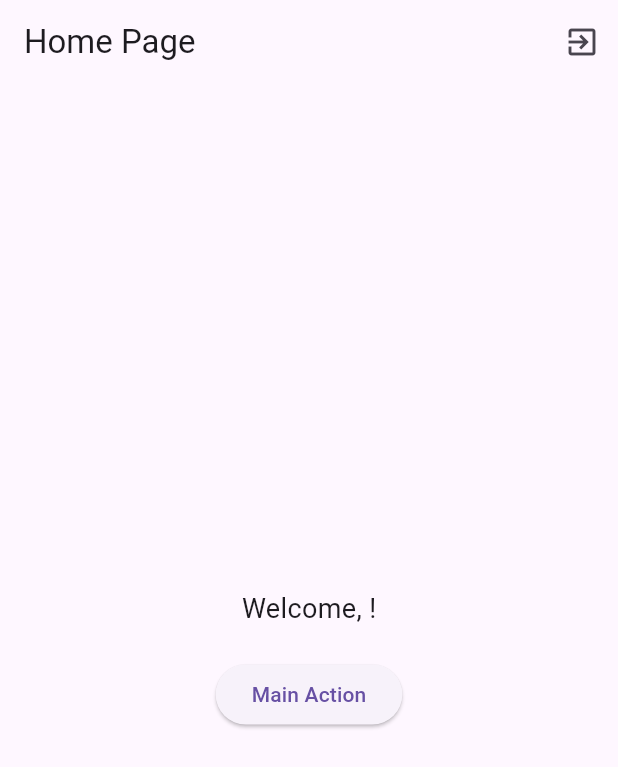
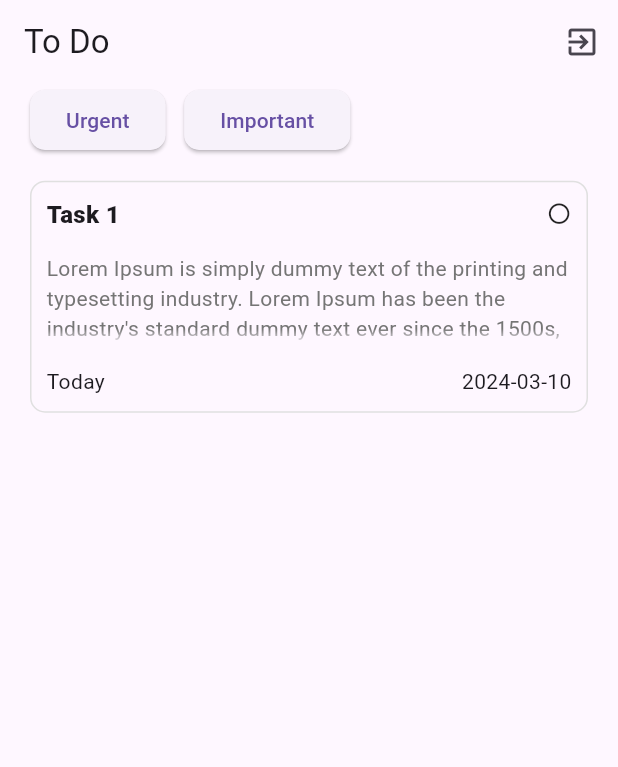
Before and after one commit to voyzon/Nimbus, a Flutter app: the HomePage screen opened directly with empty values, on a phone screen of 412 x 824 dp. Shown: the top 767 px of the screen. Run offline on Flutter 3.47's test engine with Material 3 defaults, Android fonts, the phone set to English and light mode, and no system bars; our stand-ins replace cloud_firestore, firebase_auth, firebase_core, google_sign_in, logger; accounts and stored records are empty; generated files the repository leaves out were written again.

Commit message:
Added homepage basic layout

```diff
--- a/lib/Authentication/authService.dart
+++ b/lib/Authentication/authService.dart
@@ -45,7 +45,8 @@ class AuthService {
   Future<Model.User?> getCurrentUser() async {
     final User? user = _auth.currentUser;
     // Add user to firestore if not exists
-    final firestoreUser = await users.doc(user!.uid).get();
+    if (user == null) return null;
+    final firestoreUser = await users.doc(user.uid).get();
     if (!firestoreUser.exists) {
       final Model.User modelUser = Model.User(
         createdAt: DateTime.now(),
--- /dev/null
+++ b/lib/common/taskWidget.dart
@@ -0,0 +1,77 @@
+import 'package:flutter/cupertino.dart';
+import 'package:flutter/material.dart';
+import 'package:flutter/widgets.dart';
+import 'package:intl/intl.dart';
+import 'package:voyzon/models/task.dart';
+
+class TaskWidget extends StatefulWidget {
+  final Task task;
+  const TaskWidget({super.key, required this.task});
+
+  @override
+  State<TaskWidget> createState() => _TaskWidgetState();
+}
+
+class _TaskWidgetState extends State<TaskWidget> {
+  final f = DateFormat('yyyy-MM-dd');
+  @override
+  Widget build(BuildContext context) {
+    return Container(
+      margin: EdgeInsets.symmetric(
+          vertical: MediaQuery.of(context).size.height * 0.02),
+      padding: const EdgeInsets.all(10),
+      decoration: BoxDecoration(
+        border: Border.all(
+          color: Colors.grey.shade300,
+        ),
+        borderRadius: BorderRadius.circular(10),
+      ),
+      child: Column(
+        mainAxisAlignment: MainAxisAlignment.spaceAround,
+        children: [
+          Row(
+            mainAxisAlignment: MainAxisAlignment.spaceBetween,
+            children: [
+              Text(
+                widget.task.title!,
+                style: const TextStyle(
+                  fontWeight: FontWeight.w800,
+                  fontSize: 16,
+                ),
+              ),
+              InkWell(
+                onTap: () {},
+                child: Icon(
+                  Icons.circle_outlined,
+                  size: MediaQuery.of(context).size.height * 0.02,
+                ),
+              )
+            ],
+          ),
+          SizedBox(
+            height: MediaQuery.of(context).size.height * 0.018,
+          ),
+          Text(
+            widget.task.description!,
+            maxLines: 3,
+            style: TextStyle(
+              color: Colors.grey.shade600,
+              fontSize: 14,
+              overflow: TextOverflow.fade,
+            ),
+          ),
+          SizedBox(
+            height: MediaQuery.of(context).size.height * 0.018,
+          ),
+          Row(
+            mainAxisAlignment: MainAxisAlignment.spaceBetween,
+            children: [
+              const Text("Today"),
+              Text(f.format(widget.task.dueDate!))
+            ],
+          )
+        ],
+      ),
+    );
+  }
+}
--- a/lib/screens/homePage.dart
+++ b/lib/screens/homePage.dart
@@ -1,5 +1,9 @@
+import 'package:flutter/cupertino.dart';
 import 'package:flutter/material.dart';
+import 'package:flutter/widgets.dart';
 import 'package:voyzon/authentication/authService.dart';
+import 'package:voyzon/common/taskWidget.dart';
+import 'package:voyzon/models/task.dart';
 import '../models/user.dart';
 
 class HomePage extends StatelessWidget {
@@ -11,7 +15,7 @@ class HomePage extends StatelessWidget {
   Widget build(BuildContext context) {
     return Scaffold(
       appBar: AppBar(
-        title: const Text('Home Page'),
+        title: const Text('To Do'),
         actions: [
           IconButton(
             icon: const Icon(Icons.exit_to_app),
@@ -21,18 +25,46 @@ class HomePage extends StatelessWidget {
           ),
         ],
       ),
-      body: Center(
+      body: Container(
+        margin: const EdgeInsets.fromLTRB(20, 0, 20, 0),
         child: Column(
-          mainAxisAlignment: MainAxisAlignment.center,
           children: [
-            Text(
-              'Welcome, ${user?.username ?? 'Guest'}!',
-              style: const TextStyle(fontSize: 18),
+            Row(
+              children: [
+                ElevatedButton(
+                  onPressed: () {},
+                  style: ElevatedButton.styleFrom(
+                    shape: RoundedRectangleBorder(
+                      borderRadius: BorderRadius.circular(10),
+                    ),
+                  ),
+                  child: const Text('Urgent'),
+                ),
+                SizedBox(width: MediaQuery.of(context).size.height * 0.015),
+                ElevatedButton(
+                    onPressed: () {},
+                    style: ElevatedButton.styleFrom(
+                      shape: RoundedRectangleBorder(
+                        borderRadius: BorderRadius.circular(10),
+                      ),
+                    ),
+                    child: const Text('Important'))
+              ],
             ),
-            const SizedBox(height: 20),
-            ElevatedButton(
-              onPressed: () {},
-              child: const Text('Main Action'),
+            // TODO: Add a ListView.builder to display tasks
+            Expanded(
+              child: ListView(
+                children: [
+                  TaskWidget(
+                    task: Task(
+                      title: "Task 1",
+                      description:
+                          "Lorem Ipsum is simply dummy text of the printing and typesetting industry. Lorem Ipsum has been the industry's standard dummy text ever since the 1500s, when an unknown printer took a galley of type and scrambled it to make a type specimen book. It has survived not only five centuries, but also the leap into electronic typesetting, remaining essentially unchanged. It was popularised in the 1960s with the release of Letraset sheets containing Lorem Ipsum passages, and more recently with desktop publishing software like Aldus PageMaker including versions of Lorem Ipsum.",
+                      dueDate: DateTime.now(),
+                    ),
+                  ),
+                ],
+              ),
             ),
           ],
         ),
--- a/lib/screens/signInPage.dart
+++ b/lib/screens/signInPage.dart
@@ -32,7 +32,7 @@ class _SignInPageState extends State<SignInPage> {
                 ),
               );
             } else {
-              // Handle unsuccessful sign-in
+              // TODO: Handle unsuccessful sign-in
             }
           },
           child: const Text('Sign in with Google'),
```
